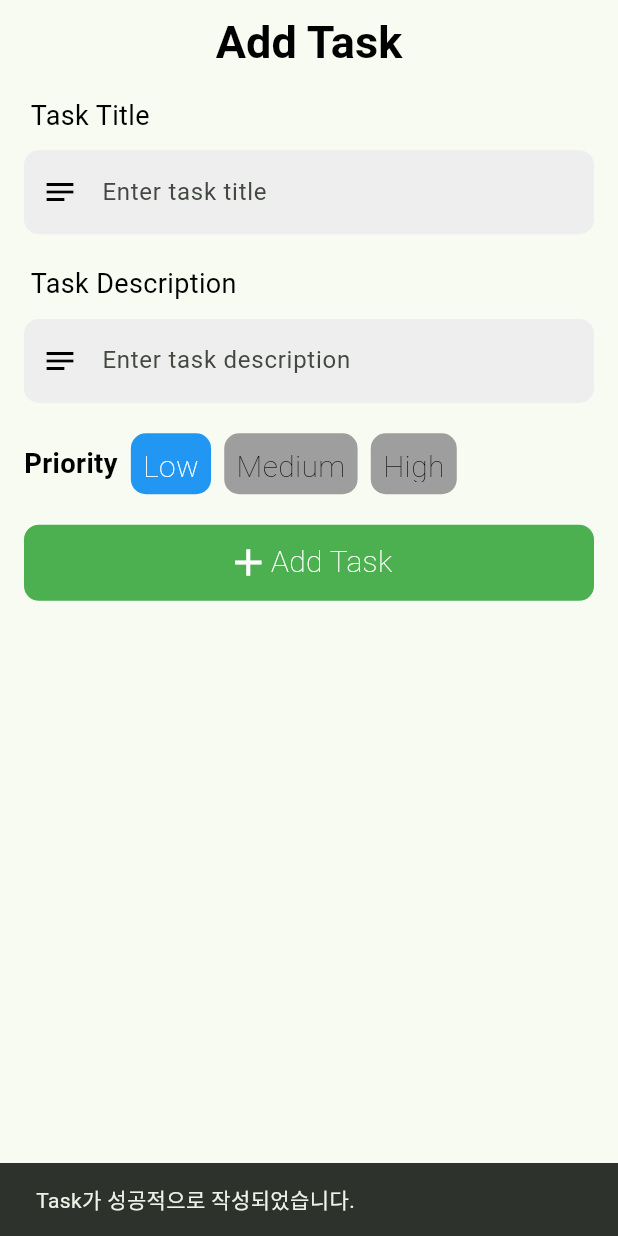
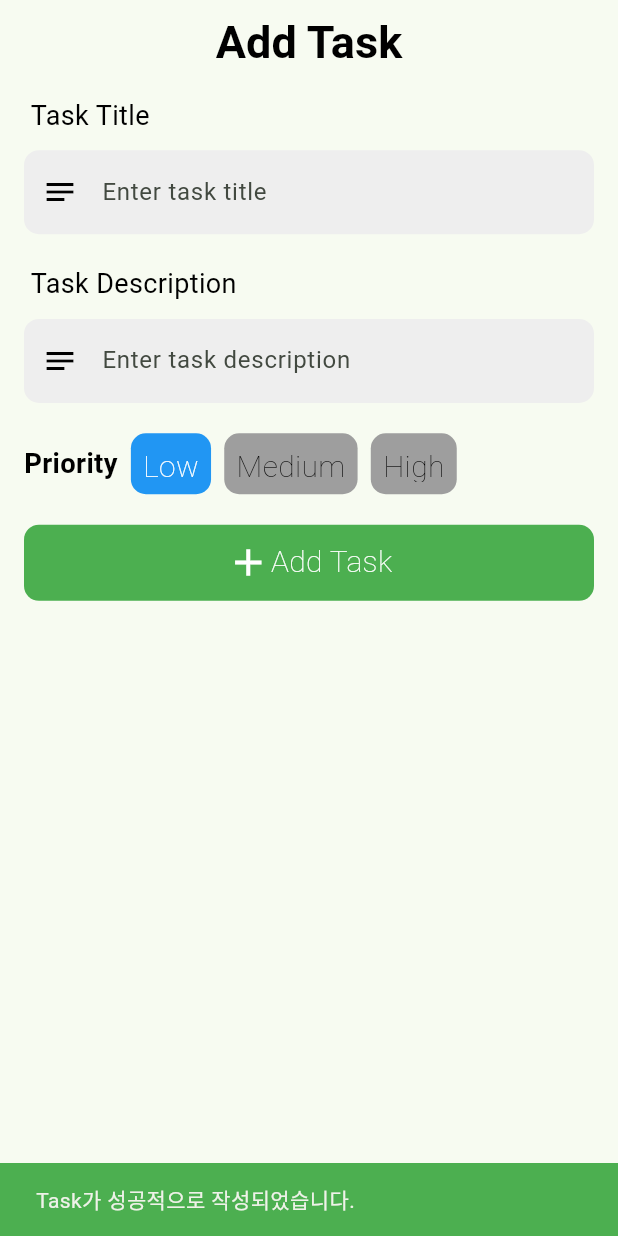
Before and after one commit to SuHwanYoon/Flutter-Todo-App, a Flutter app: the AddTaskScreen screen opened directly, after a tap on "Add Task", on a phone screen of 412 x 824 dp. Run offline on Flutter 3.47's test engine with Material 3 defaults, Android fonts, the phone set to English and light mode, and no system bars; our stand-ins replace cloud_firestore, firebase_auth, firebase_core, flutter_riverpod, font_awesome_flutter, freezed_annotation and 3 more; accounts and stored records are empty; generated files the repository leaves out were written again.

Commit message:
snackBar Color Modify

```diff
--- a/lib/features/task_management/presentation/screens/add_task_screen.dart
+++ b/lib/features/task_management/presentation/screens/add_task_screen.dart
@@ -64,7 +64,10 @@ class _AddTaskScreenState extends ConsumerState<AddTaskScreen> {
         // GlobalKey를 사용하여 MainScreen의 탭을 AllTasksScreen(인덱스 0)으로 이동시킵니다.
         mainScreenKey.currentState?.changeTab(0);
         // MainScreen에서 SnackBar를 표시하도록 요청합니다.
-        mainScreenKey.currentState?.showSnackBar('Task가 성공적으로 작성되었습니다.');
+        mainScreenKey.currentState?.showSnackBar(
+          'Task가 성공적으로 작성되었습니다.',
+          backgroundColor: Colors.green,
+        );
         // 작업 추가가 완료되었으므로 입력 필드를 초기화합니다.
         _titleController.clear();
         _descriptionController.clear();
--- a/lib/features/task_management/presentation/screens/main_screen.dart
+++ b/lib/features/task_management/presentation/screens/main_screen.dart
@@ -40,12 +40,15 @@ class _MainScreenState extends State<MainScreen> with SingleTickerProviderStateM
   void changeTab(int index) => _tabController.animateTo(index);
 
   // 외부에서 SnackBar를 표시할 수 있도록 하는 public 메서드입니다.
-  void showSnackBar(String message) {
+  void showSnackBar(String message, {Color backgroundColor = Colors.green}) {
     // 혹시 이전에 표시된 SnackBar가 있다면 지웁니다.
     ScaffoldMessenger.of(context).clearSnackBars();
     // 새로운 SnackBar를 표시합니다.
     ScaffoldMessenger.of(context).showSnackBar(
-      SnackBar(content: Text(message)),
+      SnackBar(
+        content: Text(message),
+        backgroundColor: backgroundColor,
+      ),
     );
   }
 
```
Also changed, not shown: lib/features/task_management/presentation/widgets/task_item.dart (+8 -2 lines).
